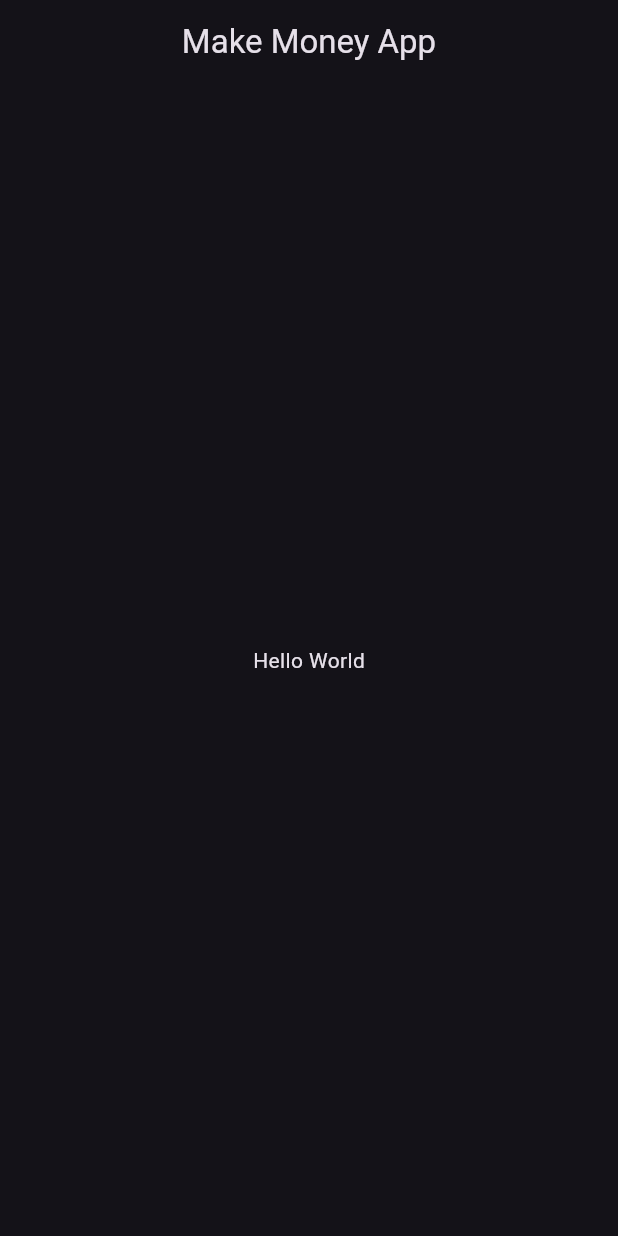
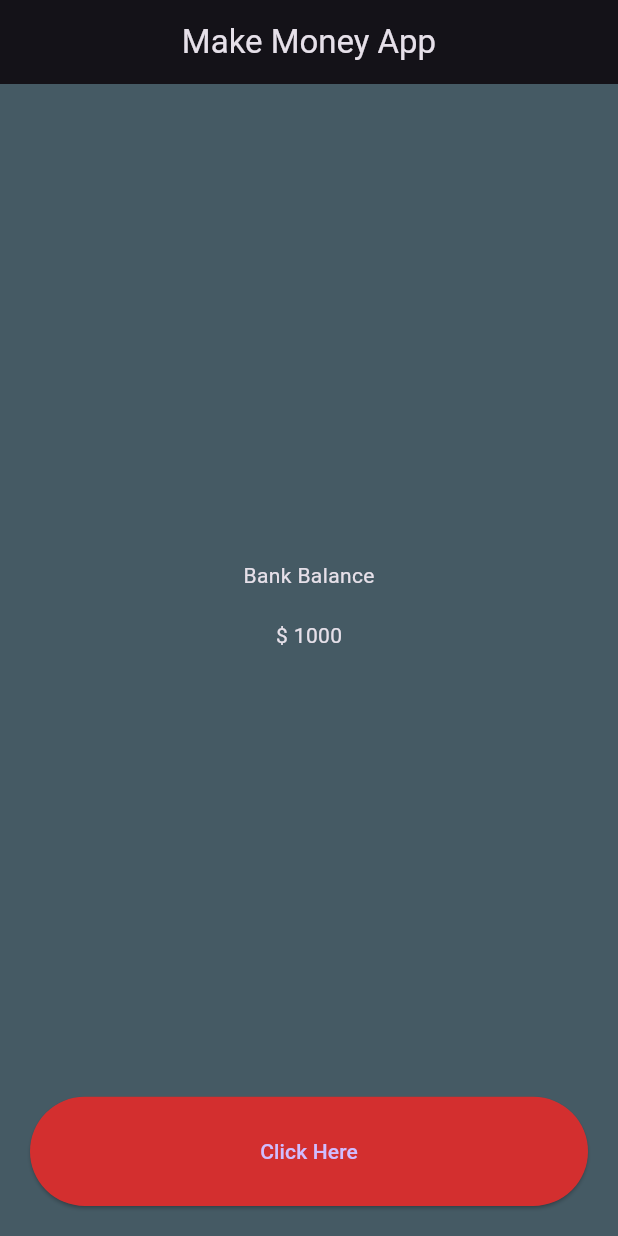
Before and after one commit to musfiqur552608/Make-Money-App, a Flutter app: the screen it shows after launch, on a phone screen of 412 x 824 dp. Run offline on Flutter 3.47's test engine with Material 3 defaults, Android fonts, the light colour scheme and no system bars.

Commit message:
Add main screen layout with bank balance and button

```diff
--- a/lib/main.dart
+++ b/lib/main.dart
@@ -1,6 +1,6 @@
 import 'package:flutter/material.dart';
 
-void main(){
+void main() {
   runApp(MyApp());
 }
 
@@ -10,14 +10,41 @@ class MyApp extends StatelessWidget {
   @override
   Widget build(BuildContext context) {
     return MaterialApp(
-      theme: ThemeData.dark(),
+      theme: ThemeData.dark(useMaterial3: true),
       home: Scaffold(
-        appBar: AppBar(
-          centerTitle: true,
-          title: Text('Make Money App'),
-        ),
-        body: Center(
-          child: Text('Hello World'),
+        appBar: AppBar(centerTitle: true, title: Text('Make Money App')),
+        body: Container(
+          padding: EdgeInsets.all(20),
+          color: Colors.blueGrey[700],
+          height: double.infinity,
+          width: double.infinity,
+          child: Column(
+            mainAxisAlignment: MainAxisAlignment.spaceBetween,
+            children: [
+              Expanded(
+                flex: 9,
+                child: Column(
+                  mainAxisAlignment: MainAxisAlignment.center,
+                  children: [Text("Bank Balance"),
+                    SizedBox(height: 20),
+                    Text("\$ 1000")],
+                ),
+              ),
+              Expanded(
+                flex: 1,
+                child: ElevatedButton(
+                  style: ElevatedButton.styleFrom(
+                    backgroundColor: Colors.red[700],
+                    minimumSize: Size(double.infinity, 0),
+                  ),
+                  onPressed: () {
+                    print("Button Clicked");
+                  },
+                  child: Text("Click Here"),
+                ),
+              ),
+            ],
+          ),
         ),
       ),
     );
```
